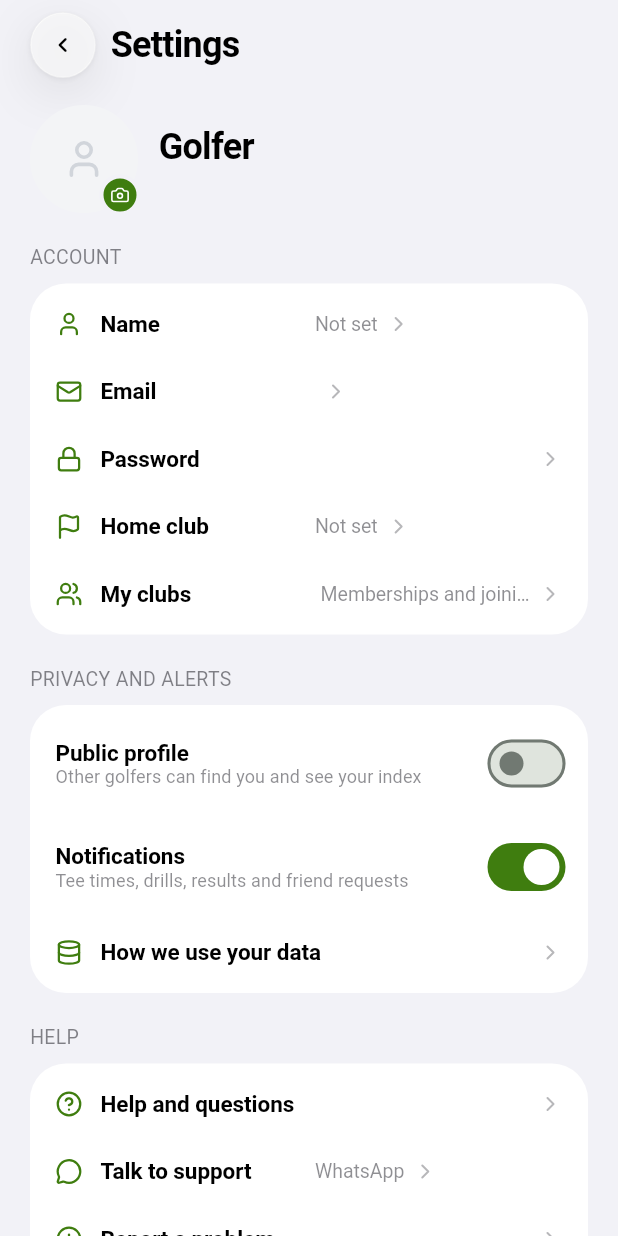
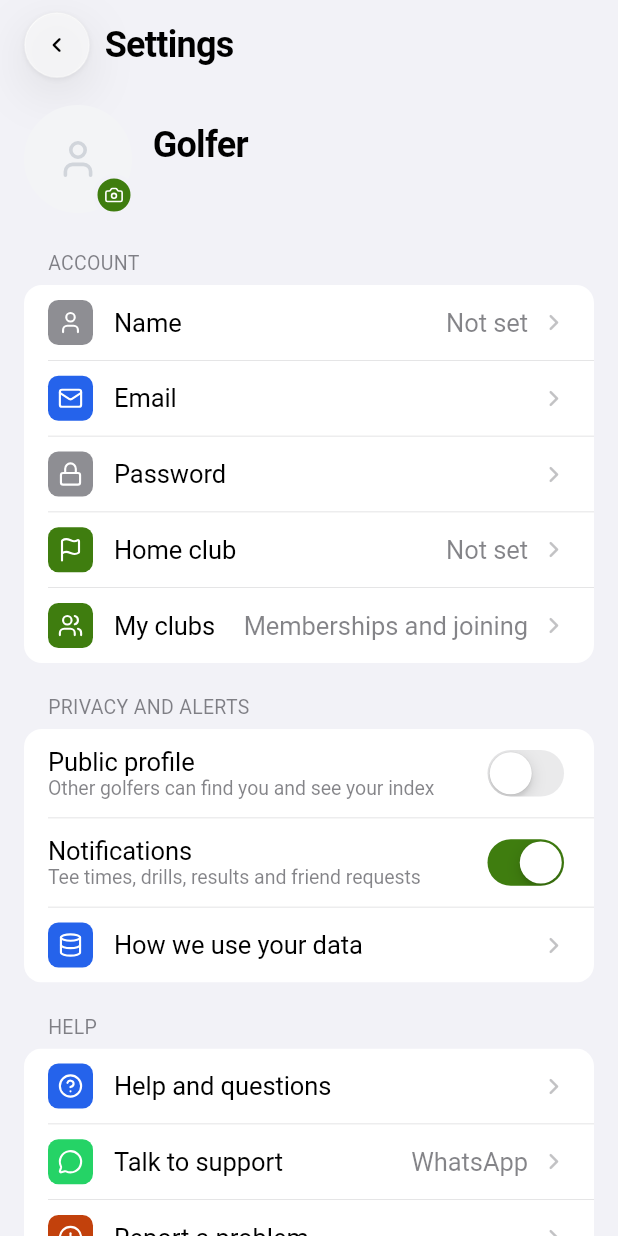
Before and after one commit to Asta39/scorecaddie-app, a Flutter app: the SettingsScreen screen opened by its route, on a phone screen of 412 x 824 dp. Run offline on Flutter 3.47's test engine with Material 3 defaults, Android fonts, the phone set to English and light mode, and no system bars; our stand-ins replace connectivity_plus, drift, fl_chart, flutter_dotenv, flutter_local_notifications, flutter_riverpod and 16 more; missing offline and left inert: add_2_calendar, mobile_scanner, onesignal_flutter, pdfx, record; accounts and stored records are empty; generated files the repository leaves out were written again; network calls fail.

Commit message:
fix(settings): grouped accessible settings; coach You page clears the status bar
Co-Authored-By: Claude Opus 5.5 <noreply@anthropic.com>

```diff
--- a/lib/screens/profile/profile_screen.dart
+++ b/lib/screens/profile/profile_screen.dart
@@ -758,9 +758,11 @@ class _ProfileScreenState extends ConsumerState<ProfileScreen> {
         value: Ob.overlay,
         child: DefaultTextStyle(
           style: Ob.textBase,
-          child: ListView(
+          child: SafeArea(
+            bottom: false,
+            child: ListView(
             physics: const BouncingScrollPhysics(parent: AlwaysScrollableScrollPhysics()),
-            padding: const EdgeInsets.fromLTRB(20, 12, 20, 120),
+            padding: EdgeInsets.fromLTRB(16, 8, 16, 40 + MediaQuery.of(context).padding.bottom),
             children: [
               ObTabHeader('You', actions: [
                 if (provider != null)
@@ -857,6 +859,7 @@ class _ProfileScreenState extends ConsumerState<ProfileScreen> {
               ),
             ],
           ),
+          )
         ),
       ),
     );
--- a/lib/screens/profile/settings_screen.dart
+++ b/lib/screens/profile/settings_screen.dart
@@ -13,7 +13,6 @@ import 'package:shared_preferences/shared_preferences.dart';
 import '../onboarding/ob_app.dart';
 import '../onboarding/ob_forms.dart';
 import '../onboarding/ob_style.dart';
-import '../onboarding/ob_widgets.dart';
 import '../../providers/app_providers.dart';
 import '../../core/database/database.dart' as db;
 import '../../core/models/auth_user.dart';
@@ -108,12 +107,16 @@ class _SettingsScreenState extends ConsumerState<SettingsScreen> {
 
     return ListView(
       physics: const BouncingScrollPhysics(),
-      padding: const EdgeInsets.fromLTRB(20, 8, 20, 60),
+      padding: EdgeInsets.fromLTRB(16, 8, 16, 40 + MediaQuery.of(context).padding.bottom),
       children: [
         ObTopBar('Settings', onBack: () => context.pop()),
         const SizedBox(height: 18),
         Row(children: [
-          GestureDetector(
+          Semantics(
+            button: true,
+            label: 'Change profile photo',
+            excludeSemantics: true,
+            child: GestureDetector(
             onTap: _pickImage,
             child: Stack(clipBehavior: Clip.none, children: [
               ProfileImage(url: profile?.avatarUrl, name: profile?.name, size: 72, isCircle: true),
@@ -129,18 +132,17 @@ class _SettingsScreenState extends ConsumerState<SettingsScreen> {
               ),
             ]),
           ),
+          ),
           const SizedBox(width: 14),
           Expanded(
             child: Column(crossAxisAlignment: CrossAxisAlignment.start, children: [
               Text(profile?.name ?? 'Golfer', maxLines: 1, overflow: TextOverflow.ellipsis, style: Ob.display(24, height: 1.05)),
-              Text(user?.email ?? '', maxLines: 1, overflow: TextOverflow.ellipsis, style: Ob.body(13, color: Ob.creamA(.6))),
+              Text(user?.email ?? '', maxLines: 1, overflow: TextOverflow.ellipsis, style: Ob.body(15, color: Ob.creamA(.6))),
             ]),
           ),
-        ]).rise(),
-        const SizedBox(height: 22),
-        const ObEyebrow('Account'),
-        const SizedBox(height: 10),
-        _group([
+        ]),
+        const SizedBox(height: 4),
+        _group(header: 'Account', [
           _row(LucideIcons.user, 'Name', profile?.name ?? 'Not set', () => _showEditNameDialog(context, profile?.name)),
           _row(LucideIcons.mail, 'Email', user?.email ?? 'Not set', () => _showEditEmailDialog(context, user?.email ?? '')),
           _row(LucideIcons.lock, isGoogleUser ? 'Set a password' : 'Password', null, () => _showChangePasswordDialog(context)),
@@ -148,46 +150,26 @@ class _SettingsScreenState extends ConsumerState<SettingsScreen> {
           if (!isPro) _row(LucideIcons.users, 'My clubs', 'Memberships and joining', () => context.push('/profile/clubs')),
         ]),
         if (isPro) ...[
-          const SizedBox(height: 22),
-          const ObEyebrow('Your professional profile'),
-          const SizedBox(height: 10),
-          _buildProviderSettings(profile),
+            _buildProviderSettings(profile),
         ],
-        const SizedBox(height: 22),
-        const ObEyebrow('Privacy and alerts'),
-        const SizedBox(height: 10),
-        _group([
+        _group(header: 'Privacy and alerts', [
           if (!isCaddie)
             _toggle('Public profile', 'Other golfers can find you and see your index', profile?.privacyLevel == 'Public',
                 (v) => _updateProfile(db.UserProfilesCompanion(privacyLevel: drift.Value(v ? 'Public' : 'Private')))),
           _toggle('Notifications', 'Tee times, drills, results and friend requests', _notifs, _setNotifs),
           _row(LucideIcons.database, 'How we use your data', null, () => _showDataUsageInfo(context, isCaddie)),
         ]),
-        const SizedBox(height: 22),
-        const ObEyebrow('Help'),
-        const SizedBox(height: 10),
-        _group([
+        _group(header: 'Help', [
           _row(LucideIcons.circleHelp, 'Help and questions', null, () => context.push('/help', extra: profile?.role)),
           _row(LucideIcons.messageCircle, 'Talk to support', 'WhatsApp', _launchWhatsApp),
           _row(LucideIcons.circleAlert, 'Report a problem', null, _launchEmail),
         ]),
-        const SizedBox(height: 24),
-        ObButton(
-          tone: ObButtonTone.dark,
-          onPressed: () => _showLogoutConfirmation(context),
-          child: Row(mainAxisSize: MainAxisSize.min, children: [
-            const Icon(LucideIcons.logOut, size: 18, color: Ob.warn),
-            const SizedBox(width: 8),
-            Text('Log out', style: Ob.label(15, weight: FontWeight.w800).copyWith(color: Ob.warn)),
-          ]),
-        ),
-        const SizedBox(height: 6),
-        Center(
-          child: TextButton(
-            onPressed: () => _showDeleteConfirmation(context),
-            child: Text('Delete my account', style: Ob.body(13, weight: FontWeight.w700, color: Ob.creamA(.45))),
-          ),
-        ),
+        _group([
+          ObRow('Log out', titleColor: Ob.warn, onTap: () => _showLogoutConfirmation(context)),
+        ]),
+        _group([
+          ObRow('Delete my account', titleColor: Ob.warn, onTap: () => _showDeleteConfirmation(context)),
+        ], footer: 'This can’t be undone.'),
       ],
     );
   }
@@ -222,45 +204,39 @@ class _SettingsScreenState extends ConsumerState<SettingsScreen> {
     }
   }
 
-  Widget _group(List<Widget> rows) => ObCard(
-        padding: const EdgeInsets.symmetric(vertical: 4),
-        child: Column(children: [
-          for (final (i, r) in rows.indexed) ...[if (i > 0) const ObHair(), r],
-        ]),
+  Widget _group(List<Widget> rows, {String? header, String? footer}) => Padding(
+        padding: const EdgeInsets.only(top: 22),
+        child: ObGroup(header: header, footer: footer, children: rows),
       );
 
-  Widget _row(IconData icon, String label, String? value, VoidCallback onTap, {Color? color}) {
-    return InkWell(
-      onTap: onTap,
-      child: Padding(
-        padding: const EdgeInsets.symmetric(horizontal: 16, vertical: 13),
-        child: Row(children: [
-          Icon(icon, size: 18, color: color ?? Ob.lime),
-          const SizedBox(width: 12),
-          Expanded(child: Text(label, style: Ob.body(15, weight: FontWeight.w700, color: color ?? Ob.cream))),
-          if (value != null)
-            Flexible(child: Text(value, maxLines: 1, overflow: TextOverflow.ellipsis, textAlign: TextAlign.end, style: Ob.body(13, color: Ob.creamA(.55)))),
-          const SizedBox(width: 6),
-          Icon(LucideIcons.chevronRight, size: 16, color: Ob.creamA(.35)),
-        ]),
-      ),
-    );
-  }
+  static final _tints = <IconData, Color>{
+    LucideIcons.user: Color(0xFF8E8E93),
+    LucideIcons.mail: Color(0xFF2563EB),
+    LucideIcons.lock: Color(0xFF8E8E93),
+    LucideIcons.flag: Ob.lime,
+    LucideIcons.users: Ob.lime,
+    LucideIcons.database: Color(0xFF2563EB),
+    LucideIcons.circleHelp: Color(0xFF2563EB),
+    LucideIcons.messageCircle: Color(0xFF25D366),
+    LucideIcons.circleAlert: Color(0xFFC2410C),
+  };
 
-  Widget _toggle(String label, String sub, bool value, ValueChanged<bool> onChanged) {
-    return Padding(
-      padding: const EdgeInsets.fromLTRB(16, 10, 10, 10),
-      child: Row(children: [
-        Expanded(
-          child: Column(crossAxisAlignment: CrossAxisAlignment.start, children: [
-            Text(label, style: Ob.body(15, weight: FontWeight.w700)),
-            Text(sub, style: Ob.body(12, color: Ob.creamA(.55))),
-          ]),
+  Widget _row(IconData icon, String label, String? value, VoidCallback onTap, {Color? color}) => ObRow(
+        label,
+        titleColor: color,
+        leading: ObRowIcon(icon, color ?? _tints[icon] ?? Ob.lime),
+        value: value,
+        onTap: onTap,
+      );
+
+  Widget _toggle(String label, String sub, bool value, ValueChanged<bool> onChanged) => MergeSemantics(
+        child: ObRow(
+          label,
+          subtitle: sub,
+          trailing: CupertinoSwitch(value: value, activeTrackColor: Ob.lime, onChanged: onChanged),
+          onTap: () => onChanged(!value),
         ),
-        Switch.adaptive(value: value, activeTrackColor: Ob.lime, activeThumbColor: Ob.ink, onChanged: onChanged),
-      ]),
-    );
-  }
+      );
 
   /// A dark sheet with one text field; returns the text on Save.
   Future<String?> _askText(String title, {String? initial, String? hint, String? note, bool obscure = false, bool long = false, TextInputType? keyboard}) {
@@ -346,15 +322,15 @@ class _SettingsScreenState extends ConsumerState<SettingsScreen> {
       if (courses.isNotEmpty) currentCourse = courses[0];
     } catch (_) {}
 
-    return _group([
-      _row(LucideIcons.mapPin, 'Home Club', currentCourse, () => _showCoursePicker(provider)),
-      _row(LucideIcons.banknote, isCaddie ? 'Caddie Fee' : 'Hourly Rate', 'KES ${provider.price?.toInt() ?? 0}', isCaddie
+    return _group(header: 'Your professional profile', [
+      _row(LucideIcons.mapPin, 'Home club', currentCourse, () => _showCoursePicker(provider)),
+      _row(LucideIcons.banknote, isCaddie ? 'Caddie fee' : 'Hourly rate', 'KES ${provider.price?.toInt() ?? 0}', isCaddie
           ? () => _showError('Caddie fees are set by the golf club.')
           : () => _showEditProviderFieldDialog('Rate', provider.price?.toString(), (v) => _updateProvider(db.ProvidersCompanion(price: drift.Value(double.tryParse(v)))))),
       _row(LucideIcons.calendar, 'Experience', '${provider.experience} Years', () => _showEditProviderFieldDialog('Experience', provider.experience.toString(), (v) => _updateProvider(db.ProvidersCompanion(experience: drift.Value(int.tryParse(v) ?? 0))))),
       if (isCaddie)
         _row(LucideIcons.smile, 'Personality', provider.personalityType ?? 'Not set', () => _showPersonalityPicker(provider)),
-      _row(LucideIcons.fileText, 'Professional Bio', null, () => _showEditProviderFieldDialog('Bio', provider.bio, (v) => _updateProvider(db.ProvidersCompanion(bio: drift.Value(v))), isLongText: true)),
+      _row(LucideIcons.fileText, 'Bio', null, () => _showEditProviderFieldDialog('Bio', provider.bio, (v) => _updateProvider(db.ProvidersCompanion(bio: drift.Value(v))), isLongText: true)),
       _row(LucideIcons.award, 'Certifications', '${_parseCertificates(provider.certificatesJson).length} total', () => _showCertificatesManager(provider)),      ]);
       }
   List<Map<String, dynamic>> _parseCertificates(String? json) {
```
